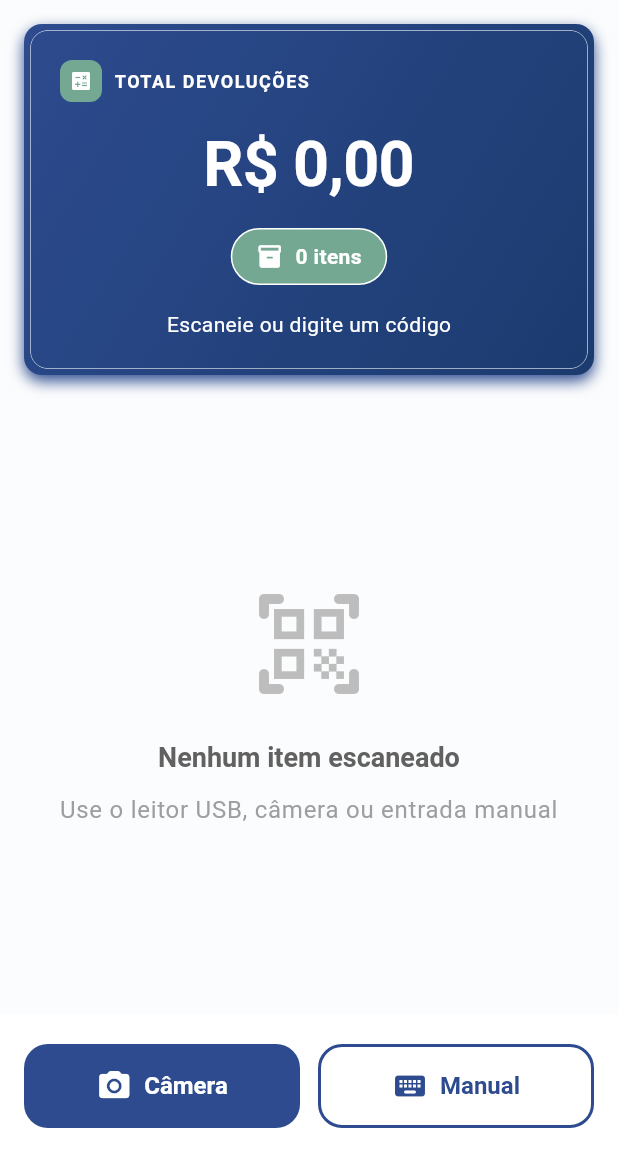
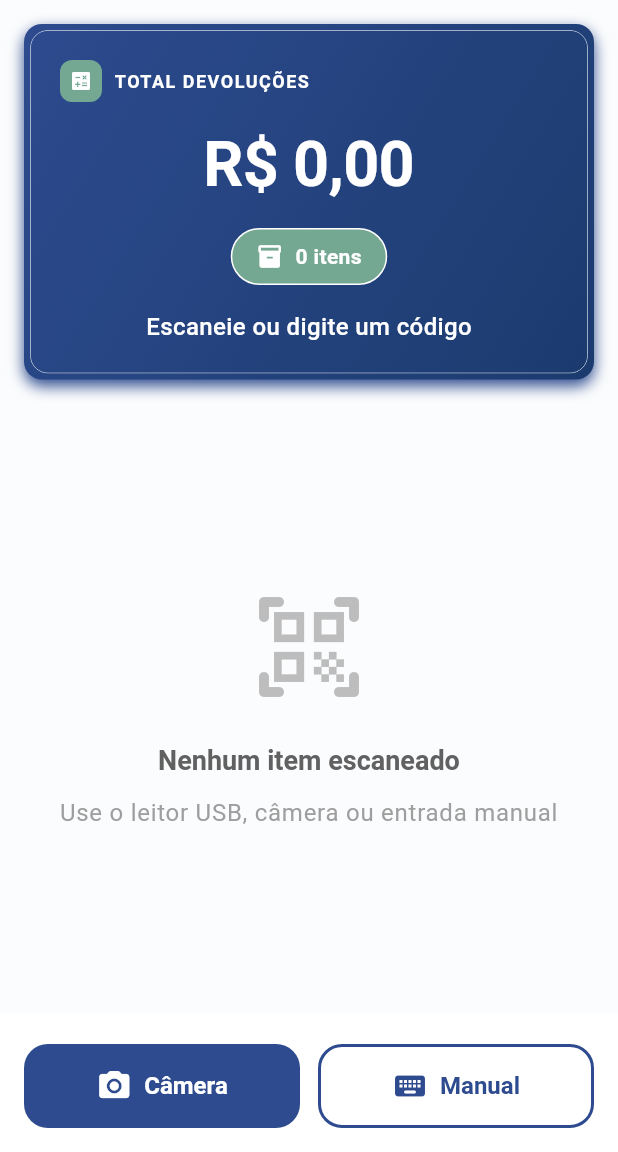
Before and after one commit to gabrielmaialva33/99-devolution-calculator, a Flutter app: the screen it shows after launch, on a phone screen of 412 x 824 dp, the part 84-1236 px from its top. Run offline on Flutter 3.47's test engine with Material 3 defaults, Android fonts, the phone set to English and light mode, and no system bars; our stand-ins replace audioplayers; missing offline and left inert: mobile_scanner.

Commit message:
refactor(ui): Enhance SimpleTotalSummary "scan or type" text
This commit improves the visibility and prominence of the instructional text "Escaneie ou digite um código" (Scan or type a code) within the `SimpleTotalSummary` widget.

Changes:
*   Increased font size from 14 to 16.
*   Increased text opacity from 0.8 to 0.95.
*   Added `FontWeight.w500` for a slightly bolder appearance.

```diff
--- a/lib/features/scanner/presentation/widgets/simple_total_summary.dart
+++ b/lib/features/scanner/presentation/widgets/simple_total_summary.dart
@@ -131,8 +131,9 @@ class SimpleTotalSummary extends StatelessWidget {
                 Text(
                   'Escaneie ou digite um código',
                   style: TextStyle(
-                    color: Colors.white.withValues(alpha: 0.8 * 255),
-                    fontSize: 14,
+                    color: Colors.white.withValues(alpha: 0.95 * 255),
+                    fontSize: 16,
+                    fontWeight: FontWeight.w500,
                   ),
                 ),
               ],
```
